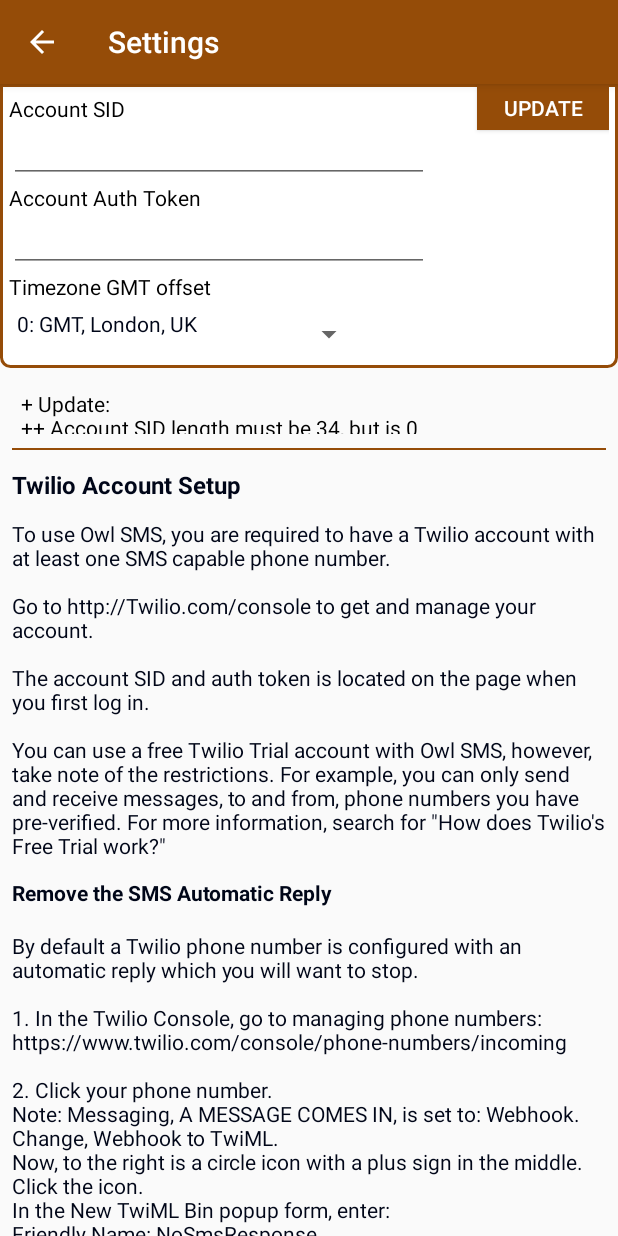
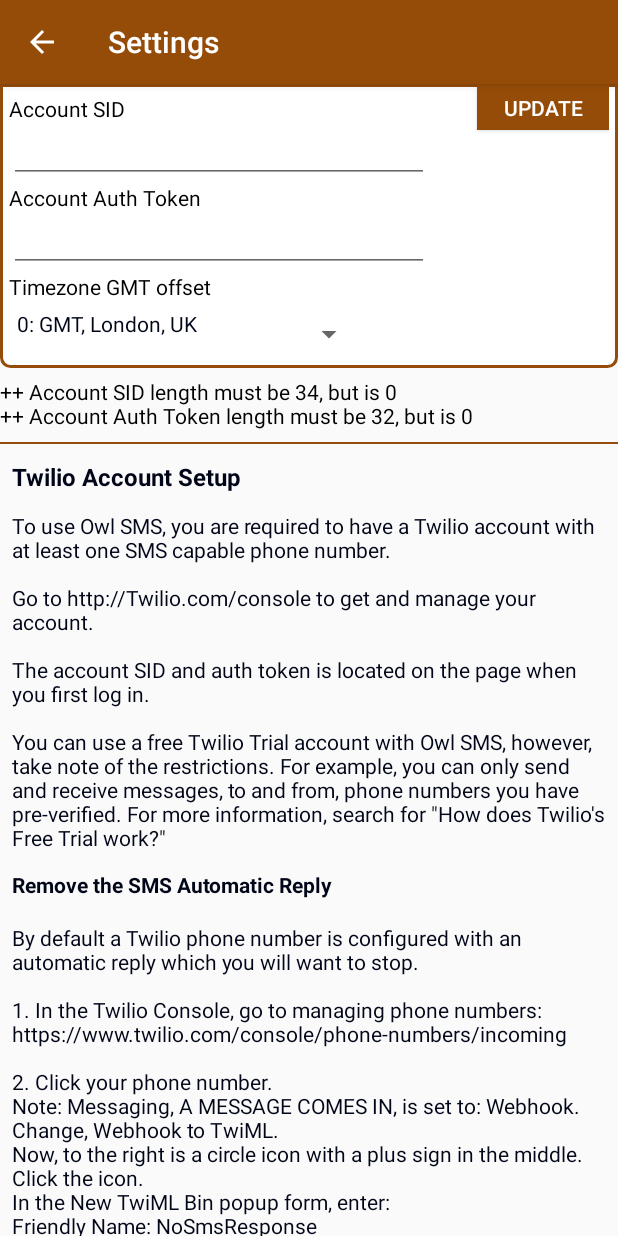
Before and after one commit to tigerfarm/OwlMessaging, an Android app: the SettingsActivity screen opened directly, with no data from a screen before it, after a tap on "UPDATE", on a phone screen of 412 x 824 dp. Run offline under Robolectric (Android 15) with nearby library versions, the phone set to English and light mode, and no system bars; 5 statements that could not run were skipped.

Commit message:
Fixed encrypt crash, if null value (startup state). Improved the Settings panel format.

```diff
--- a/app/build.gradle
+++ b/app/build.gradle
@@ -7,8 +7,8 @@
         applicationId "com.tigerfarmpress.owlsms"
         minSdkVersion 21
         targetSdkVersion 25
-        versionCode 2
-        versionName "Version 2.0"
+        versionCode 3
+        versionName "Version 3.0"
         testInstrumentationRunner "android.support.test.runner.AndroidJUnitRunner"
     }
     buildTypes {
--- a/app/src/main/java/com/tigerfarmpress/owlsms/EncDecString.java
+++ b/app/src/main/java/com/tigerfarmpress/owlsms/EncDecString.java
@@ -45,12 +45,18 @@
     }
 
     public String encryptBase64String(String msgString) throws InvalidKeyException, InvalidAlgorithmParameterException {
+        if (msgString.isEmpty()) {
+            return "";
+        }
         byte[] keyBytes = encryptionKeyString.getBytes();
         byte[] msgBytes = msgString.getBytes();
         byte[] msgEncryptedBytes = encrypt(keyBytes, ivBytes, msgBytes);
         return Base64.encodeToString(msgEncryptedBytes, Base64.DEFAULT);
     }
     public String decryptBase64String(String msgBase64encodedEncryptedString) throws InvalidKeyException, InvalidAlgorithmParameterException {
+        if (msgBase64encodedEncryptedString.isEmpty()) {
+            return "";
+        }
         byte[] keyBytes = encryptionKeyString.getBytes();
         byte[] msgDecryptedBase64bytes = decrypt(keyBytes, ivBytes, Base64.decode(msgBase64encodedEncryptedString, Base64.DEFAULT));
         return new String(msgDecryptedBase64bytes);
--- a/app/src/main/java/com/tigerfarmpress/owlsms/SettingsActivity.java
+++ b/app/src/main/java/com/tigerfarmpress/owlsms/SettingsActivity.java
@@ -68,7 +68,7 @@
         showResults = (TextView)findViewById(R.id.showResults);
 
         // showResults.setText("+ Settings started.");
-        // Snackbar.make(swipeRefreshLayout, "+ Settings started.", Snackbar.LENGTH_LONG).show();
+        Snackbar.make(swipeRefreshLayout, "+ Settings started.", Snackbar.LENGTH_LONG).show();
 
         accountCredentials = new AccountCredentials(this);
         accountSid.setText(accountCredentials.getAccountSid());
@@ -140,14 +140,14 @@
                     String theRequirementsMessage = "";
                     String theValue = accountSid.getText().toString();
                     if (theValue.length()!=34) {
-                        theRequirementsMessage = theRequirementsMessage + "\n++ " + getString(R.string.labelSid) + " length must be 34, but is " + theValue.length();
+                        theRequirementsMessage = theRequirementsMessage + "++ " + getString(R.string.labelSid) + " length must be 34, but is " + theValue.length();
                     }
                     theValue = accountToken.getText().toString();
                     if (theValue.length()!=32) {
                         theRequirementsMessage = theRequirementsMessage + "\n++ " + getString(R.string.labelToken) + " length must be 32, but is " + theValue.length();
                     }
                     if (!theRequirementsMessage.isEmpty()) {
-                        showResults.setText("+ Update: "  + theRequirementsMessage);
+                        showResults.setText(theRequirementsMessage);
                         return;
                     }
                     accountCredentials.setAccountSid( accountSid.getText().toString() );
@@ -194,7 +194,7 @@
                     public void run() {
                         if (jsonResponse.contains("\"code\": 20003") || jsonResponse.contains("\"status\": 404")) {
                             showResults.setText("- Account SID and Auth token are invalid.");
-                            Snackbar.make(swipeRefreshLayout, "+ Logging into your Twilio account failed. \n++ Update account SID and Token.", Snackbar.LENGTH_LONG).setDuration(6000).show();
+                            Snackbar.make(swipeRefreshLayout, "+ Twilio account login failed.\n++ Update account SID and Token.", Snackbar.LENGTH_LONG).setDuration(6000).show();
                             /* showResults.setText("+ jsonResponse :" + jsonResponse + ":"
                                     + "\n SID :" + accountSid.getText().toString()  + ":"
                                     + "\n Token :" + accountToken.getText().toString() + ":"
--- a/app/src/main/res/layout/activity_settings.xml
+++ b/app/src/main/res/layout/activity_settings.xml
@@ -101,6 +101,34 @@
 
     </RelativeLayout>
 
+    <!-- =================================== -->
+    <RelativeLayout
+        android:id="@+id/showResultsBox"
+        android:layout_width="match_parent"
+        android:layout_height="wrap_content">
+        <LinearLayout
+            android:orientation="vertical"
+            android:layout_marginTop="6dp"
+            android:layout_marginBottom="1dp"
+            android:layout_width="match_parent"
+            android:layout_height="46dp">
+            <TextView
+                android:id="@+id/showResults"
+                android:layout_below="@+id/tokenUrl"
+                android:layout_width="match_parent"
+                android:layout_height="38dp"
+                android:layout_marginBottom="3dp"
+                android:textColor="#000000"
+                android:textSize="14sp"
+                android:text=""/>
+            <View
+                android:layout_marginTop="2dp"
+                android:layout_width="match_parent"
+                android:layout_height="1dp"
+                android:background="@color/colorPrimary"/>
+        </LinearLayout>
+    </RelativeLayout>
+
     <ScrollView xmlns:android="http://schemas.android.com/apk/res/android"
         android:layout_width="match_parent"
         android:layout_height="match_parent">
@@ -115,21 +143,6 @@
             android:paddingBottom="8dp"
             android:paddingTop="8dp">
 
-            <TextView
-                android:id="@+id/showResults"
-                android:layout_width="wrap_content"
-                android:layout_height="42dp"
-                android:padding="9px"
-                android:textColor="#000000"
-                android:textSize="14sp"
-                android:text=""/>
-
-            <View
-                android:layout_marginTop="3dp"
-                android:layout_marginBottom="12dp"
-                android:layout_width="match_parent"
-                android:layout_height="1dp"
-                android:background="@color/colorPrimary"/>
             <include layout="@layout/content_setup" />
 
             <include layout="@layout/snackbar" />
--- a/app/src/main/res/values/strings.xml
+++ b/app/src/main/res/values/strings.xml
@@ -103,6 +103,10 @@
         \n
         \nEncryption is used to protect information transmitted online between the applcation and the Twilio services (HTTPS). Information stored on the device is also encrypted.
         \n
+    </string>
+    <string name="about_published_by">
+        Published by Stacy David, Tiger Farm Press
+        \nNovember 19, 2017, California, USA
     </string>
 
     <!-- ======================================================================================= -->
```
Also changed, not shown: app/src/main/java/com/tigerfarmpress/owlsms/MainActivity.java (+12 -11 lines), app/src/main/res/layout/activity_about.xml (+14 -0 lines).
